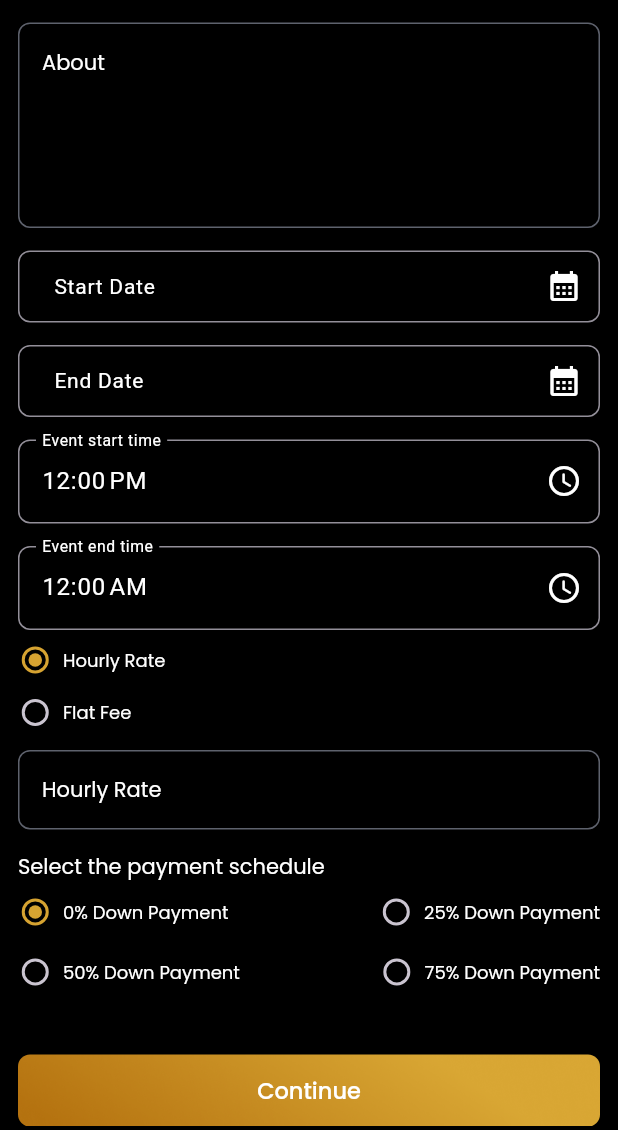
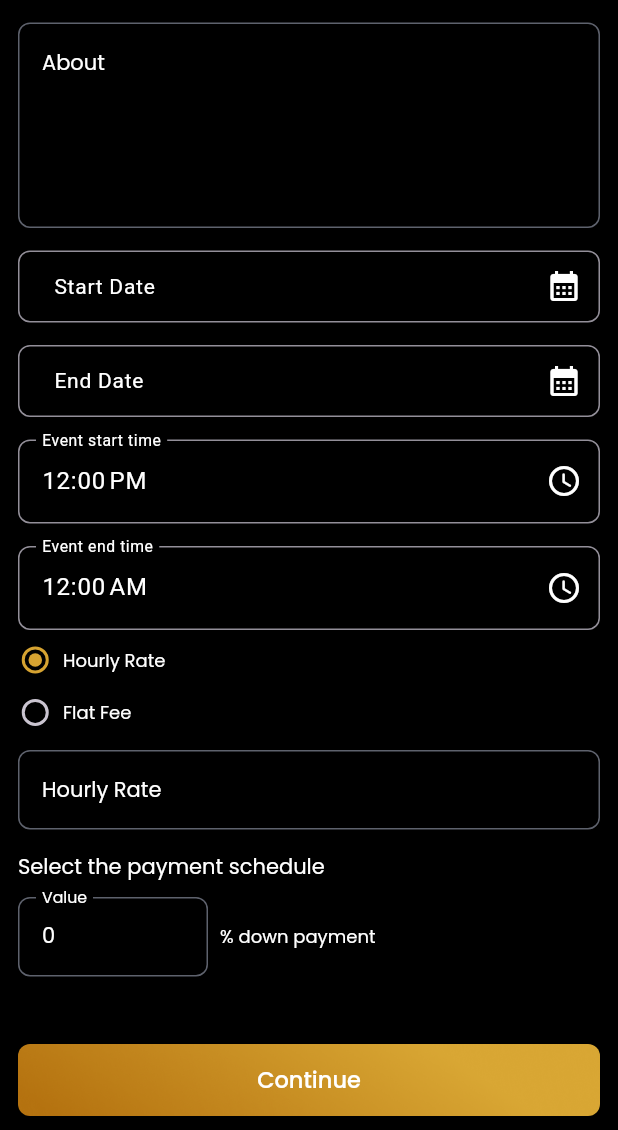
Before and after one commit to four-fox/Groovkin, a Flutter app: the UpGradeEvents screen opened by its route, scrolled down 488 dp, on a phone screen of 412 x 824 dp, the part 106-1236 px from its top. Run offline on Flutter 3.47's test engine with Material 3 defaults, Android fonts, the phone set to English and light mode, and no system bars; our stand-ins replace better_player_plus, bot_toast, carousel_slider, date_field, datetime_picker_formfield_new, dio and 38 more; missing offline and left inert: app_settings, custom_pop_up_menu, flutter_facebook_auth, flutter_web_auth_2, form_builder_extra_fields, google_maps_webservice and 11 more; accounts and stored records are empty.

Commit message:
misc fixes

```diff
--- a/lib/Routes/app_pages.dart
+++ b/lib/Routes/app_pages.dart
@@ -112,6 +112,7 @@ class AppPages {
     GetPage(
       name: _Path.loginSelection,
       page: () => const LoginSelection(),
+      binding: AuthBinding(),
     ),
     GetPage(
       name: _Path.sendEmailScreen,
--- a/lib/View/bottomNavigation/homeTabs/eventsFlow/commentsAndAttechment.dart
+++ b/lib/View/bottomNavigation/homeTabs/eventsFlow/commentsAndAttechment.dart
@@ -115,7 +115,7 @@ class _CommentsAndAttachmentState extends State<CommentsAndAttachment> {
                             maxLine: 5,
                             validation: "comments",
                             controller: eventController.commentsController,
-                            hintText: "write her..",
+                            hintText: "write here..",
                             borderClr:
                                 DynamicColor.grayClr.withValues(alpha: 0.6),
                           ),
--- a/lib/View/bottomNavigation/homeTabs/eventsFlow/upgradeEvent.dart
+++ b/lib/View/bottomNavigation/homeTabs/eventsFlow/upgradeEvent.dart
@@ -4,6 +4,7 @@ import 'dart:io';
 import 'package:datetime_picker_formfield_new/datetime_picker_formfield.dart';
 // import 'package:date_field/date_field.dart';
 import 'package:flutter/material.dart';
+import 'package:flutter/services.dart';
 import 'package:get/get.dart';
 import 'package:groovkin/Components/button.dart';
 import 'package:groovkin/Components/colors.dart';
@@ -74,6 +75,10 @@ class _UpGradeEventsState extends State<UpGradeEvents> {
 
     _eventController.postTime = intialTime;
     _eventController.postEndTime = intialEndTime;
+    if (_eventController.downPaymentController.text.isEmpty) {
+      _eventController.downPaymentController.text =
+          _eventController.paymentSchedule!.value;
+    }
   }
 
   // bool? createEvent({
@@ -232,7 +237,7 @@ class _UpGradeEventsState extends State<UpGradeEvents> {
                                               ),
                                   )
                                 : Container(
-                                    height: context.height * 0.40,
+                                    height: context.height * 0.50,
                                     width: double.infinity,
                                     decoration: BoxDecoration(
                                         border: Border.all(
@@ -242,9 +247,12 @@ class _UpGradeEventsState extends State<UpGradeEvents> {
                                             BorderRadius.circular(12.0)),
                                     child: ClipRRect(
                                       borderRadius: BorderRadius.circular(12.0),
+                                      child: Padding(padding: EdgeInsets.all(2),
                                       child: Image.file(
                                         File(_authController.imageBytes!),
+                                        fit: BoxFit.cover,
                                         // fit: BoxFit.contain,
+                                      ),
                                       ),
                                     ),
                                   ),
@@ -745,169 +753,213 @@ class _UpGradeEventsState extends State<UpGradeEvents> {
                           ),
                         ),
                       ),
-                      GestureDetector(
-                        onTap: () {
-                          controller.paymentSchedule!.value = "0";
-                          controller.paymentScheduleValue.value = 0;
+                      const SizedBox(
+                        height: 10,
+                      ),
+                      Row(
+                        crossAxisAlignment: CrossAxisAlignment.center,
+                        children: [
+                          Flexible(
+                            flex: 3,
+                            // width: 100,
+                            child: CustomTextFields(
+
+                              controller: controller.downPaymentController,
+                              keyBoardType: true,
+                              isOptional: true,
+                              labelText: "Value",
+                              hintText: "0",
+                              textClr: theme.primaryColor,
+                              inputFormatter: [
+                                FilteringTextInputFormatter.digitsOnly,
+                              ],
+                              onChanged: (value) {
+                                controller.paymentSchedule!.value =
+                                    value.isEmpty ? "0" : value;
+
                                 controller.update();
                               },
-                        child: SizedBox(
-                          height: 40,
-                          child: Row(
-                            children: [
-                              SizedBox(
-                                width: 23,
-                                child: Theme(
-                                  data: Theme.of(context).copyWith(
-                                    unselectedWidgetColor: theme.primaryColor,
-                                  ),
-                                  child: Radio(
-                                      activeColor: DynamicColor.yellowClr,
-                                      value: 0,
-                                      groupValue:
-                                          controller.paymentScheduleValue.value,
-                                      onChanged: (v) {
-                                        controller.paymentSchedule!.value = "0";
-                                        controller.paymentScheduleValue.value =
-                                            v!;
-                                        controller.update();
-                                      }),
                             ),
                           ),
-                              Padding(
-                                padding: const EdgeInsets.only(left: 7.0),
+                          const SizedBox(width: 8),
+                          Flexible(
+                            flex: 6,
                             child: Text(
-                                  "0% Down Payment",
+                            "% down payment",
                             style: poppinsRegularStyle(
+                              context: context,
                               fontSize: 12,
                               color: theme.primaryColor,
                             ),
-                                ),
-                              ),
-                              const Spacer(),
-                              SizedBox(
-                                width: 23,
-                                child: Theme(
-                                  data: Theme.of(context).copyWith(
-                                    unselectedWidgetColor: theme.primaryColor,
-                                  ),
-                                  child: Radio(
-                                      activeColor: DynamicColor.yellowClr,
-                                      value: 1,
-                                      groupValue:
-                                          controller.paymentScheduleValue.value,
-                                      onChanged: (v) {
-                                        controller.paymentSchedule!.value =
-                                            "25";
-                                        controller.paymentScheduleValue.value =
-                                            v!;
-                                        controller.update();
-                                      }),
-                                ),
-                              ),
-                              GestureDetector(
-                                onTap: () {
-                                  controller.paymentSchedule!.value = "25";
-                                  controller.paymentScheduleValue.value = 1;
-                                  controller.update();
-                                },
-                                child: Padding(
-                                  padding: const EdgeInsets.only(left: 7.0),
-                                  child: Text(
-                                    "25% Down Payment",
-                                    style: poppinsRegularStyle(
-                                      fontSize: 12,
-                                      color: theme.primaryColor,
-                                    ),
-                                  ),
-                                ),
-                              ),
+                          )),
                         ],
                       ),
+                      const SizedBox(
+                        height: 10,
                       ),
-                      ),
-                      GestureDetector(
-                        onTap: () {
-                          controller.paymentSchedule!.value = "50";
-                          controller.paymentScheduleValue.value = 2;
-                          controller.update();
-                        },
-                        child: SizedBox(
-                          height: 40,
-                          child: Row(
-                            children: [
-                              SizedBox(
-                                width: 23,
-                                child: Theme(
-                                  data: Theme.of(context).copyWith(
-                                    unselectedWidgetColor: theme.primaryColor,
-                                  ),
-                                  child: Radio(
-                                      activeColor: DynamicColor.yellowClr,
-                                      value: 2,
-                                      groupValue:
-                                          controller.paymentScheduleValue.value,
-                                      onChanged: (v) {
-                                        controller.paymentSchedule!.value =
-                                            "50";
-                                        controller.paymentScheduleValue.value =
-                                            v!;
-                                        controller.update();
-                                      }),
-                                ),
-                              ),
-                              Padding(
-                                padding: const EdgeInsets.only(left: 7.0),
-                                child: Text(
-                                  "50% Down Payment",
-                                  style: poppinsRegularStyle(
-                                    fontSize: 12,
-                                    color: theme.primaryColor,
-                                  ),
-                                ),
-                              ),
-                              const Spacer(),
-                              SizedBox(
-                                width: 23,
-                                child: Theme(
-                                  data: Theme.of(context).copyWith(
-                                    unselectedWidgetColor: theme.primaryColor,
-                                  ),
-                                  child: Radio(
-                                      activeColor: DynamicColor.yellowClr,
-                                      value: 3,
-                                      groupValue:
-                                          controller.paymentScheduleValue.value,
-                                      onChanged: (v) {
-                                        controller.paymentSchedule!.value =
-                                            "75";
-                                        controller.paymentScheduleValue.value =
-                                            v!;
-                                        controller.update();
-                                      }),
-                                ),
-                              ),
-                              GestureDetector(
-                                onTap: () {
-                                  controller.paymentSchedule!.value = "75";
-                                  controller.paymentScheduleValue.value = 3;
-                                  controller.update();
-                                },
-                                child: Padding(
-                                  padding: const EdgeInsets.only(left: 7.0),
-                                  child: Text(
-                                    "75% Down Payment",
-                                    style: poppinsRegularStyle(
-                                      fontSize: 12,
-                                      color: theme.primaryColor,
-                                    ),
-                                  ),
-                                ),
-                              ),
-                            ],
-                          ),
-                        ),
-                      ),
+                      // GestureDetector(
+                      //   onTap: () {
+                      //     controller.paymentSchedule!.value = "0";
+                      //     controller.paymentScheduleValue.value = 0;
+                      //     controller.update();
+                      //   },
+                      //   child: SizedBox(
+                      //     height: 40,
+                      //     child: Row(
+                      //       children: [
+                      //         SizedBox(
+                      //           width: 23,
+                      //           child: Theme(
+                      //             data: Theme.of(context).copyWith(
+                      //               unselectedWidgetColor: theme.primaryColor,
+                      //             ),
+                      //             child: Radio(
+                      //                 activeColor: DynamicColor.yellowClr,
+                      //                 value: 0,
+                      //                 groupValue:
+                      //                     controller.paymentScheduleValue.value,
+                      //                 onChanged: (v) {
+                      //                   controller.paymentSchedule!.value = "0";
+                      //                   controller.paymentScheduleValue.value =
+                      //                       v!;
+                      //                   controller.update();
+                      //                 }),
+                      //           ),
+                      //         ),
+                      //         Padding(
+                      //           padding: const EdgeInsets.only(left: 7.0),
+                      //           child: Text(
+                      //             "0% Down Payment",
+                      //             style: poppinsRegularStyle(
+                      //               fontSize: 12,
+                      //               color: theme.primaryColor,
+                      //             ),
+                      //           ),
+                      //         ),
+                      //         const Spacer(),
+                      //         SizedBox(
+                      //           width: 23,
+                      //           child: Theme(
+                      //             data: Theme.of(context).copyWith(
+                      //               unselectedWidgetColor: theme.primaryColor,
+                      //             ),
+                      //             child: Radio(
+                      //                 activeColor: DynamicColor.yellowClr,
+                      //                 value: 1,
+                      //                 groupValue:
+                      //                     controller.paymentScheduleValue.value,
+                      //                 onChanged: (v) {
+                      //                   controller.paymentSchedule!.value =
+                      //                       "25";
+                      //                   controller.paymentScheduleValue.value =
+                      //                       v!;
+                      //                   controller.update();
+                      //                 }),
+                      //           ),
+                      //         ),
+                      //         GestureDetector(
+                      //           onTap: () {
+                      //             controller.paymentSchedule!.value = "25";
+                      //             controller.paymentScheduleValue.value = 1;
+                      //             controller.update();
+                      //           },
+                      //           child: Padding(
+                      //             padding: const EdgeInsets.only(left: 7.0),
+                      //             child: Text(
+                      //               "25% Down Payment",
+                      //               style: poppinsRegularStyle(
+                      //                 fontSize: 12,
+                      //                 color: theme.primaryColor,
+                      //               ),
+                      //             ),
+                      //           ),
+                      //         ),
+                      //       ],
+                      //     ),
+                      //   ),
+                      // ),
+                      // GestureDetector(
+                      //   onTap: () {
+                      //     controller.paymentSchedule!.value = "50";
+                      //     controller.paymentScheduleValue.value = 2;
+                      //     controller.update();
+                      //   },
+                      //   child: SizedBox(
+                      //     height: 40,
+                      //     child: Row(
+                      //       children: [
+                      //         SizedBox(
+                      //           width: 23,
+                      //           child: Theme(
+                      //             data: Theme.of(context).copyWith(
+                      //               unselectedWidgetColor: theme.primaryColor,
+                      //             ),
+                      //             child: Radio(
+                      //                 activeColor: DynamicColor.yellowClr,
+                      //                 value: 2,
+                      //                 groupValue:
+                      //                     controller.paymentScheduleValue.value,
+                      //                 onChanged: (v) {
+                      //                   controller.paymentSchedule!.value =
+                      //                       "50";
+                      //                   controller.paymentScheduleValue.value =
+                      //                       v!;
+                      //                   controller.update();
+                      //                 }),
+                      //           ),
+                      //         ),
+                      //         Padding(
+                      //           padding: const EdgeInsets.only(left: 7.0),
+                      //           child: Text(
+                      //             "50% Down Payment",
+                      //             style: poppinsRegularStyle(
+                      //               fontSize: 12,
+                      //               color: theme.primaryColor,
+                      //             ),
+                      //           ),
+                      //         ),
+                      //         const Spacer(),
+                      //         SizedBox(
+                      //           width: 23,
+                      //           child: Theme(
+                      //             data: Theme.of(context).copyWith(
+                      //               unselectedWidgetColor: theme.primaryColor,
+                      //             ),
+                      //             child: Radio(
+                      //                 activeColor: DynamicColor.yellowClr,
+                      //                 value: 3,
+                      //                 groupValue:
+                      //                     controller.paymentScheduleValue.value,
+                      //                 onChanged: (v) {
+                      //                   controller.paymentSchedule!.value =
+                      //                       "75";
+                      //                   controller.paymentScheduleValue.value =
+                      //                       v!;
+                      //                   controller.update();
+                      //                 }),
+                      //           ),
+                      //         ),
+                      //         GestureDetector(
+                      //           onTap: () {
+                      //             controller.paymentSchedule!.value = "75";
+                      //             controller.paymentScheduleValue.value = 3;
+                      //             controller.update();
+                      //           },
+                      //           child: Padding(
+                      //             padding: const EdgeInsets.only(left: 7.0),
+                      //             child: Text(
+                      //               "75% Down Payment",
+                      //               style: poppinsRegularStyle(
+                      //                 fontSize: 12,
+                      //                 color: theme.primaryColor,
+                      //               ),
+                      //             ),
+                      //           ),
+                      //         ),
+                      //       ],
+                      //     ),
+                      //   ),
+                      // ),
                       // SizedBox(
                       //   height: 40,
                       //   child: Row(
--- a/lib/main.dart
+++ b/lib/main.dart
@@ -112,7 +112,7 @@ void main() async {
   WidgetsFlutterBinding.ensureInitialized();
 
   await Firebase.initializeApp(
-      // options: DefaultFirebaseOptions.currentPlatform,
+      options: DefaultFirebaseOptions.currentPlatform,
       );
 
   await _initializeGoogleSignIn();
--- a/lib/utils/constant.dart
+++ b/lib/utils/constant.dart
@@ -7,9 +7,11 @@ const appleApiKey = 'appl_sUGoMUqrMbaxQGbwWvgauwEYVzn';
 //TO DO: add the Google API key for your app from the RevenueCat dashboard: https://app.revenuecat.com
 const googleApiKey = 'goog_UILXHDQwjnEFQbzLknGmHsYFinw';
 
-// Google Sign-In OAuth client IDs (from Firebase console / google-services.json)
+// Google Sign-In OAuth client IDs (from Firebase console / google-services_local.json)
+// const googleWebClientId =
+//     '545599432217-0katl36ol67aa15n8pf6si65iud6h06m.apps.googleusercontent.com';
 const googleWebClientId =
-    '545599432217-0katl36ol67aa15n8pf6si65iud6h06m.apps.googleusercontent.com';
+    '682228072753-pciug78enuidnmuqmfjcid3valhk6np7.apps.googleusercontent.com';
 const googleIosClientId =
     '682228072753-gkopa070pgphkcknhl0p1dkjd1vf0ve0.apps.googleusercontent.com';
 const googleSignInScopes = <String>['email', 'profile'];
```
Also changed, not shown: lib/View/authView/loginSelection.dart (+19 -4 lines), lib/View/authView/social_sign_in.dart (+24 -24 lines), lib/View/bottomNavigation/homeTabs/eventsFlow/eventController.dart (+16 -12 lines), lib/firebase_options.dart, 8 other files. Lines whose indentation alone changed are shown as unchanged.
